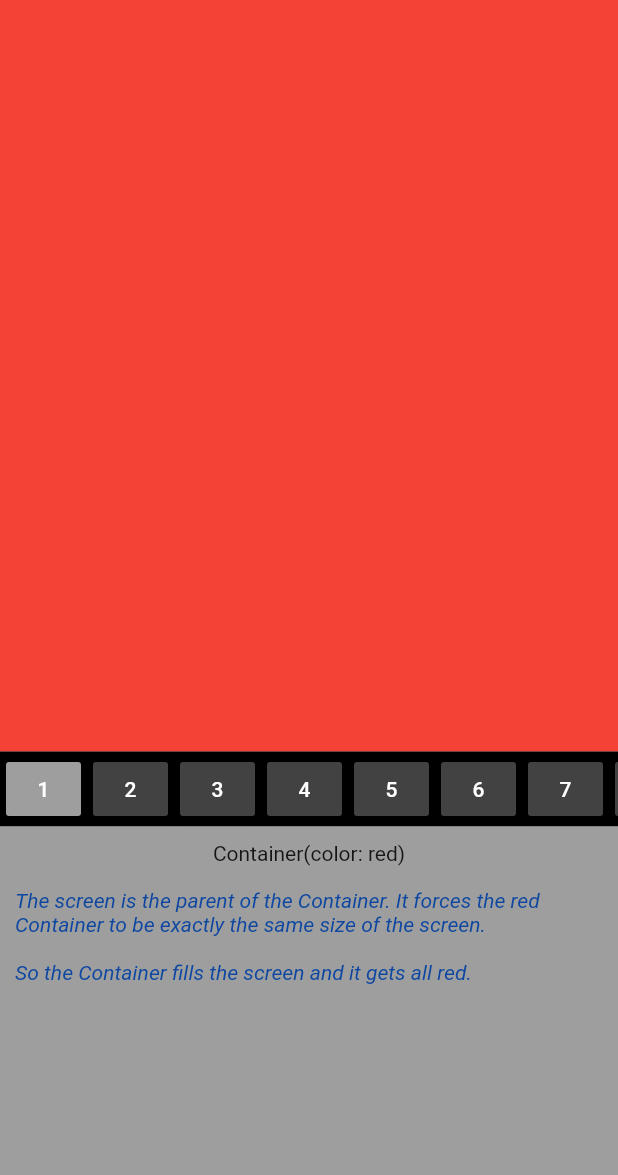
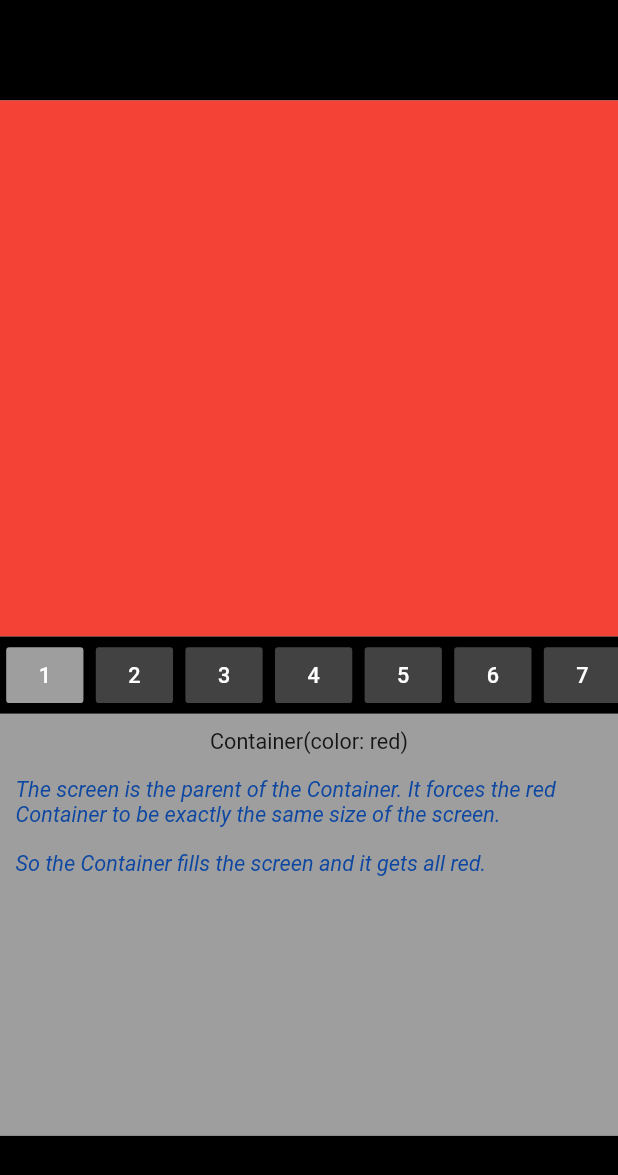
Before and after one commit to marcglasberg/flutter_layout_article, a Flutter app: the screen it shows after launch, on a phone screen of 412 x 824 dp. Shown: the top 1175 px of the screen. Run offline on Flutter 3.47's test engine with Material 2 defaults, Android fonts, the phone set to English and light mode, and no system bars.

Commit message:
Docs improvement.

```diff
--- a/lib/main.dart
+++ b/lib/main.dart
@@ -95,6 +95,11 @@ class _FlutterLayoutArticleState extends State<FlutterLayoutArticle> {
       title: 'Flutter Layout Article',
       home: SafeArea(
         child: Material(
+            color: Colors.black,
+            child: FittedBox(
+              child: Container(
+                width: 400,
+                height: 670,
                 color: Color(0xFFCCCCCC),
                 child: Column(
                   crossAxisAlignment: CrossAxisAlignment.center,
@@ -142,6 +147,8 @@ class _FlutterLayoutArticleState extends State<FlutterLayoutArticle> {
                         height: 273,
                         color: Colors.grey),
                   ],
+                ),
+              ),
             )),
       ),
     );
```
Also changed, not shown: 1 other file. Lines whose indentation alone changed are shown as unchanged.
